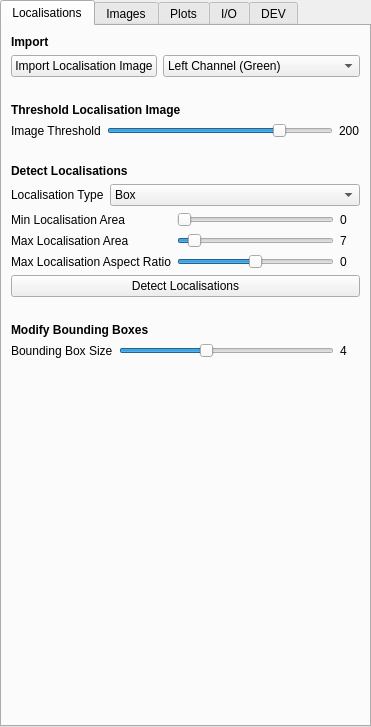
First picture: the form in src/napari_gapseq/gapseq_ui.ui, repository piedrro/napari-GapSeq, before the edit.
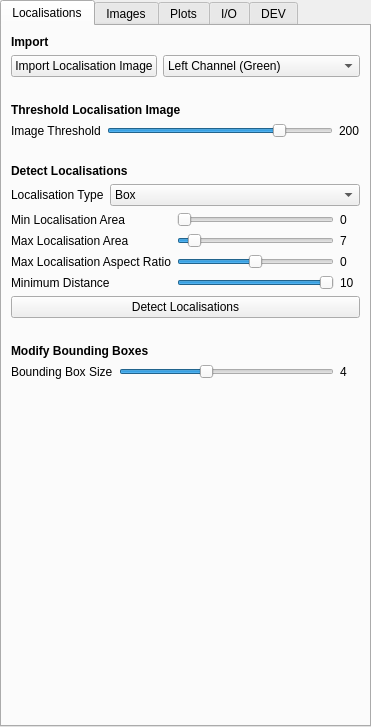
Second picture: the form after the edit.

Commit message: Added minimum distance filtering

Patch:
```diff
--- a/src/napari_gapseq/gapseq_ui.ui
+++ b/src/napari_gapseq/gapseq_ui.ui
@@ -303,13 +303,6 @@
         </property>
        </widget>
       </item>
-      <item row="3" column="0">
-       <widget class="QLabel" name="label_28">
-        <property name="text">
-         <string>Max Localisation Aspect Ratio</string>
-        </property>
-       </widget>
-      </item>
       <item row="3" column="1">
        <widget class="QSlider" name="localisation_aspect_ratio">
         <property name="minimum">
@@ -329,6 +322,49 @@
         </property>
        </widget>
       </item>
+      <item row="3" column="0">
+       <widget class="QLabel" name="label_28">
+        <property name="text">
+         <string>Max Localisation Aspect Ratio</string>
+        </property>
+       </widget>
+      </item>
+      <item row="4" column="0">
+       <widget class="QLabel" name="label_29">
+        <property name="text">
+         <string>Minimum Distance</string>
+        </property>
+       </widget>
+      </item>
+      <item row="4" column="1">
+       <widget class="QSlider" name="localisation_minimum_distance">
+        <property name="minimum">
+         <number>1</number>
+        </property>
+        <property name="maximum">
+         <number>10</number>
+        </property>
+        <property name="value">
+         <number>10</number>
+        </property>
+        <property name="orientation">
+         <enum>Qt::Horizontal</enum>
+        </property>
+       </widget>
+      </item>
+      <item row="4" column="2">
+       <widget class="QLabel" name="localisation_minimum_distance_label">
+        <property name="minimumSize">
+         <size>
+          <width>10</width>
+          <height>0</height>
+         </size>
+        </property>
+        <property name="text">
+         <string>10</string>
+        </property>
+       </widget>
+      </item>
      </layout>
     </item>
     <item>
```
The commit also changes 2 other files.
